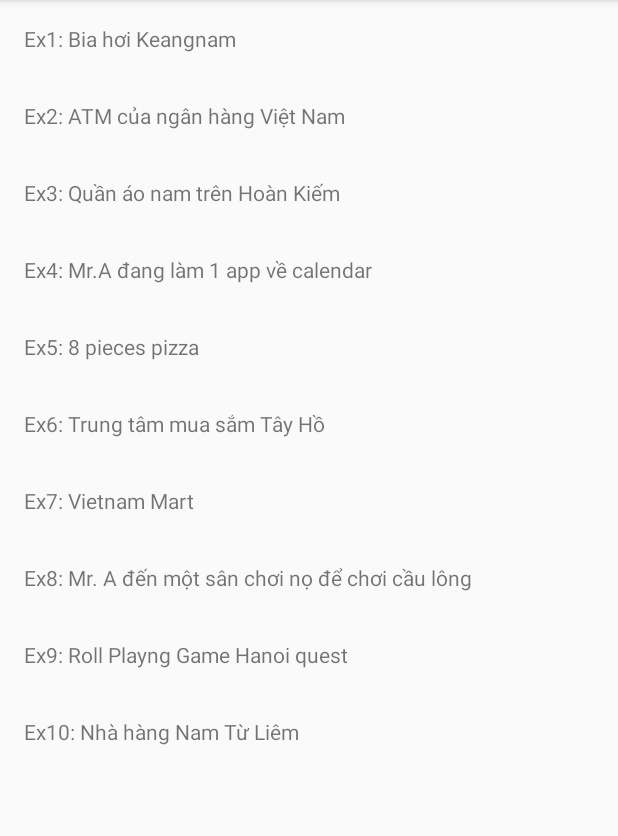
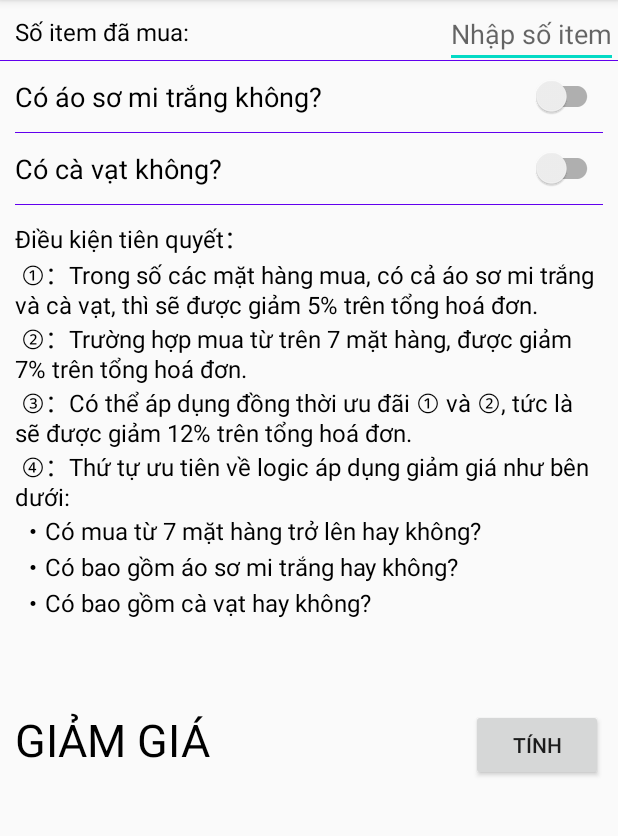
Before and after one commit to sun-unit-test-training/android-unit-test-training, an Android app: the screen it shows after launch (HomeActivity before the commit, ExerciseThreeActivity after it), after a tap on "Ex3: Quần áo nam trên Hoàn Kiếm", on a phone screen of 412 x 824 dp, the part 84-920 px from its top. Run offline under Robolectric (Android 15) with nearby library versions, the phone set to English and light mode, and no system bars; our stand-ins replace data binding.

Commit message:
Refs exercise three: calculate discount shop

```diff
--- a/app/build.gradle
+++ b/app/build.gradle
@@ -80,7 +80,6 @@ android {
     kotlinOptions {
         jvmTarget = JavaVersion.VERSION_1_8.toString()
     }
-
     testOptions {
         unitTests {
             includeAndroidResources = true
--- a/app/src/main/AndroidManifest.xml
+++ b/app/src/main/AndroidManifest.xml
@@ -20,12 +20,12 @@
             </intent-filter>
         </activity>
         <activity android:name=".ui.exercise_one.ExerciseOneActivity"/>
+        <activity android:name=".ui.exercise_three.ExerciseThreeActivity"/>
         <activity android:name=".ui.exercise_five.ExerciseFiveActivity" />
         <activity android:name=".ui.excercise_six.ExerciseSixActivity"/>
         <activity android:name=".ui.exercise_seven.ExerciseSevenActivity"/>
+        <activity android:name=".ui.exercise_eight.ExerciseEightActivity"/>
         <activity android:name=".ui.exercise_nine.ExerciseNineActivity" />
-
-        <activity android:name=".ui.exercise_eight.ExerciseEightActivity"/>
     </application>
 
 </manifest>
--- /dev/null
+++ b/app/src/main/java/com.sun.training.ut/data/model/Shopping.kt
@@ -0,0 +1,4 @@
+package com.sun.training.ut.data.model
+
+data class Shopping(val numberOfItems: Int, val isWhiteShirt: Boolean, val isTie: Boolean) :
+    BaseModel()
--- a/app/src/main/java/com.sun.training.ut/di/ViewModelModule.kt
+++ b/app/src/main/java/com.sun.training.ut/di/ViewModelModule.kt
@@ -6,6 +6,7 @@ import com.sun.training.ut.ui.exercise_eight.ExerciseEightViewModel
 import com.sun.training.ut.ui.exercise_one.ExerciseOneViewModel
 import com.sun.training.ut.ui.exercise_seven.ExerciseSevenViewModel
 import com.sun.training.ut.ui.exercise_five.ExerciseFiveViewModel
+import com.sun.training.ut.ui.exercise_three.ExerciseThreeViewModel
 import com.sun.training.ut.ui.home.HomeViewModel
 import org.koin.android.viewmodel.dsl.viewModel
 import org.koin.dsl.module
@@ -17,6 +18,7 @@ import org.koin.dsl.module
 val viewModelModule = module {
     viewModel { HomeViewModel(get()) }
     viewModel { ExerciseOneViewModel() }
+    viewModel { ExerciseThreeViewModel() }
     viewModel { ExerciseFiveViewModel() }
     viewModel { ExerciseSixViewModel() }
     viewModel { ExerciseSevenViewModel() }
--- /dev/null
+++ b/app/src/main/java/com.sun.training.ut/ui/exercise_three/ExerciseThreeActivity.kt
@@ -0,0 +1,19 @@
+package com.sun.training.ut.ui.exercise_three
+
+import android.os.Bundle
+import com.sun.training.ut.BR
+import com.sun.training.ut.R
+import com.sun.training.ut.databinding.ActivityExerciseThreeBinding
+import com.sun.training.ut.ui.base.BaseActivity
+import org.koin.android.viewmodel.ext.android.viewModel
+
+class ExerciseThreeActivity : BaseActivity<ActivityExerciseThreeBinding, ExerciseThreeViewModel>() {
+    override val viewModel: ExerciseThreeViewModel by viewModel()
+    override val bindingVariable = BR.viewModel
+    override val layoutId = R.layout.activity_exercise_three
+
+    override fun onCreate(savedInstanceState: Bundle?) {
+        super.onCreate(savedInstanceState)
+        viewBinding.lifecycleOwner = this
+    }
+}
--- a/app/src/main/java/com.sun.training.ut/ui/home/HomeActivity.kt
+++ b/app/src/main/java/com.sun.training.ut/ui/home/HomeActivity.kt
@@ -13,6 +13,7 @@ import com.sun.training.ut.ui.exercise_five.ExerciseFiveActivity
 import com.sun.training.ut.ui.exercise_nine.ExerciseNineActivity
 import com.sun.training.ut.ui.exercise_one.ExerciseOneActivity
 import com.sun.training.ut.ui.exercise_seven.ExerciseSevenActivity
+import com.sun.training.ut.ui.exercise_three.ExerciseThreeActivity
 import org.koin.android.viewmodel.ext.android.viewModel
 
 /**
@@ -35,7 +36,7 @@ class HomeActivity : BaseActivity<ActivityHomeBinding, HomeViewModel>(), HomeIte
                 listOf(
                     Exercise("Ex1: Bia hơi Keangnam", ExerciseOneActivity::class.java),
                     Exercise("Ex2: ATM của ngân hàng Việt Nam", this@HomeActivity.javaClass),
-                    Exercise("Ex3: Quần áo nam trên Hoàn Kiếm", this@HomeActivity.javaClass),
+                    Exercise("Ex3: Quần áo nam trên Hoàn Kiếm", ExerciseThreeActivity::class.java),
                     Exercise("Ex4: Mr.A đang làm 1 app về calendar", this@HomeActivity.javaClass),
                     Exercise("Ex5: 8 pieces pizza", ExerciseFiveActivity::class.java),
                     Exercise("Ex6: Trung tâm mua sắm Tây Hồ", ExerciseSixActivity::class.java),
--- /dev/null
+++ b/app/src/main/res/layout/activity_exercise_three.xml
@@ -0,0 +1,163 @@
+<?xml version="1.0" encoding="utf-8"?>
+<layout xmlns:app="http://schemas.android.com/apk/res-auto">
+
+    <data>
+
+        <variable
+            name="viewModel"
+            type="com.sun.training.ut.ui.exercise_three.ExerciseThreeViewModel" />
+    </data>
+
+    <androidx.constraintlayout.widget.ConstraintLayout xmlns:android="http://schemas.android.com/apk/res/android"
+        xmlns:tools="http://schemas.android.com/tools"
+        android:layout_width="match_parent"
+        android:layout_height="match_parent"
+        tools:context=".ui.exercise_three.ExerciseThreeActivity">
+
+        <TextView
+            android:layout_width="0dp"
+            android:layout_height="wrap_content"
+            android:layout_margin="10dp"
+            android:text="Số item đã mua:"
+            android:textColor="@android:color/black"
+            android:textSize="16sp"
+            app:layout_constraintEnd_toStartOf="@id/edt_number_beer"
+            app:layout_constraintStart_toStartOf="parent"
+            app:layout_constraintTop_toTopOf="parent" />
+
+        <androidx.appcompat.widget.AppCompatEditText
+            android:id="@+id/edt_number_beer"
+            android:layout_width="0dp"
+            android:layout_height="wrap_content"
+            android:hint="Nhập số item"
+            android:inputType="number"
+            android:text="@={viewModel.numberOfItems + ``}"
+            app:layout_constraintEnd_toEndOf="parent"
+            app:layout_constraintTop_toTopOf="parent" />
+
+        <View
+            android:id="@+id/view_underline"
+            android:layout_width="0dp"
+            android:layout_height="0.5dp"
+            android:layout_marginTop="40dp"
+            android:background="@color/colorPrimary"
+            app:layout_constraintEnd_toEndOf="parent"
+            app:layout_constraintStart_toStartOf="parent"
+            app:layout_constraintTop_toTopOf="parent" />
+
+        <TextView
+            android:layout_width="0dp"
+            android:layout_height="wrap_content"
+            android:layout_margin="10dp"
+            android:text="Có áo sơ mi trắng không? "
+            android:textColor="@android:color/black"
+            android:textSize="18sp"
+            app:layout_constraintBottom_toTopOf="@id/view_underline_voucher"
+            app:layout_constraintEnd_toStartOf="@id/switch_shirt"
+            app:layout_constraintStart_toStartOf="parent"
+            app:layout_constraintTop_toBottomOf="@id/view_underline" />
+
+        <androidx.appcompat.widget.SwitchCompat
+            android:id="@+id/switch_shirt"
+            android:layout_width="wrap_content"
+            android:layout_height="wrap_content"
+            android:layout_margin="10dp"
+            android:onCheckedChanged="@{(v, isChecked) -> viewModel.onChangedShirt(isChecked)}"
+            app:layout_constraintBottom_toTopOf="@id/view_underline_voucher"
+            app:layout_constraintEnd_toEndOf="parent"
+            app:layout_constraintTop_toBottomOf="@+id/view_underline" />
+
+        <View
+            android:id="@+id/view_underline_voucher"
+            android:layout_width="0dp"
+            android:layout_height="0.5dp"
+            android:layout_margin="10dp"
+            android:background="@color/colorPrimary"
+            app:layout_constraintEnd_toEndOf="parent"
+            app:layout_constraintStart_toStartOf="parent"
+            app:layout_constraintTop_toBottomOf="@id/switch_shirt" />
+
+        <TextView
+            android:layout_width="0dp"
+            android:layout_height="wrap_content"
+            android:layout_margin="10dp"
+            android:text="Có cà vạt không?"
+            android:textColor="@android:color/black"
+            android:textSize="18sp"
+            app:layout_constraintBottom_toTopOf="@id/view_underline_discount"
+            app:layout_constraintEnd_toStartOf="@id/switch_time"
+            app:layout_constraintStart_toStartOf="parent"
+            app:layout_constraintTop_toBottomOf="@id/view_underline_voucher" />
+
+        <androidx.appcompat.widget.SwitchCompat
+            android:id="@+id/switch_time"
+            android:layout_width="wrap_content"
+            android:layout_height="wrap_content"
+            android:layout_margin="10dp"
+            android:onCheckedChanged="@{(v, isChecked) -> viewModel.onChangedTie(isChecked)}"
+            app:layout_constraintBottom_toTopOf="@id/view_underline_discount"
+            app:layout_constraintEnd_toEndOf="parent"
+            app:layout_constraintTop_toBottomOf="@+id/view_underline_voucher" />
+
+        <View
+            android:id="@+id/view_underline_discount"
+            android:layout_width="0dp"
+            android:layout_height="0.5dp"
+            android:layout_margin="10dp"
+            android:background="@color/colorPrimary"
+            app:layout_constraintEnd_toEndOf="parent"
+            app:layout_constraintStart_toStartOf="parent"
+            app:layout_constraintTop_toBottomOf="@id/switch_time" />
+
+        <TextView
+            android:id="@+id/txt_condition"
+            android:layout_width="0dp"
+            android:layout_height="wrap_content"
+            android:layout_margin="10dp"
+            android:text="@string/condition_3"
+            android:textColor="@android:color/black"
+            android:textSize="16sp"
+            app:layout_constraintEnd_toEndOf="parent"
+            app:layout_constraintStart_toStartOf="parent"
+            app:layout_constraintTop_toBottomOf="@id/view_underline_discount" />
+
+        <TextView
+            android:id="@+id/total"
+            android:layout_width="wrap_content"
+            android:layout_height="wrap_content"
+            android:layout_marginStart="10dp"
+            android:layout_marginTop="40dp"
+            android:text="@string/total_discount"
+            android:textAllCaps="true"
+            android:textColor="@android:color/black"
+            android:textSize="30sp"
+            app:layout_constraintStart_toStartOf="parent"
+            app:layout_constraintTop_toBottomOf="@id/txt_condition" />
+
+        <androidx.appcompat.widget.AppCompatButton
+            android:id="@+id/btn_price"
+            android:layout_width="wrap_content"
+            android:layout_height="wrap_content"
+            android:layout_marginEnd="10dp"
+            android:onClick="@{() -> viewModel.calculate()}"
+            android:text="@string/calculate"
+            app:layout_constraintEnd_toEndOf="parent"
+            app:layout_constraintTop_toTopOf="@id/total" />
+
+        <TextView
+            android:id="@+id/total_price"
+            android:layout_width="wrap_content"
+            android:layout_height="wrap_content"
+            android:layout_marginStart="10dp"
+            android:text="@{viewModel.discountLiveData +``}"
+            android:textAllCaps="true"
+            android:textColor="@android:color/black"
+            android:textSize="30sp"
+            app:layout_constraintBottom_toBottomOf="parent"
+            app:layout_constraintStart_toStartOf="parent"
+            app:layout_constraintTop_toBottomOf="@id/total"
+            app:layout_constraintVertical_bias="0" />
+
+    </androidx.constraintlayout.widget.ConstraintLayout>
+
+</layout>
--- a/app/src/main/res/values/strings.xml
+++ b/app/src/main/res/values/strings.xml
@@ -52,4 +52,17 @@
 ②：Trường hợp đến lấy tại cửa hàng thì được miễn phí pizza thứ 2.\n
 ③：Trường hợp giao đến nhà và có coupon giảm giá thì được giảm 20% tổng hoá đơn.\n
     </string>
+
+    <!--Text use for exercise 3-->
+    <string name="condition_3">
+        Điều kiện tiên quyết：\n
+①：Trong số các mặt hàng mua, có cả áo sơ mi trắng và cà vạt, thì sẽ được giảm 5% trên tổng hoá đơn.  \n
+②：Trường hợp mua từ trên 7 mặt hàng, được giảm 7% trên tổng hoá đơn. \n
+③：Có thể áp dụng đồng thời ưu đãi ① và ②, tức là sẽ được giảm 12% trên tổng hoá đơn.\n
+④：Thứ tự ưu tiên về logic áp dụng giảm giá như bên dưới:\n
+・Có mua từ 7 mặt hàng trở lên hay không? \n
+・Có bao gồm áo sơ mi trắng hay không? \n
+・Có bao gồm cà vạt hay không? \n
+    </string>
+    <string name="total_discount">Giảm giá</string>
 </resources>
```
Also changed, not shown: app/src/main/java/com.sun.training.ut/data/Constant.kt (+7 -0 lines), app/src/main/java/com.sun.training.ut/ui/exercise_three/ExerciseThreeViewModel.kt (added, +42 -0 lines), 1 other file.
